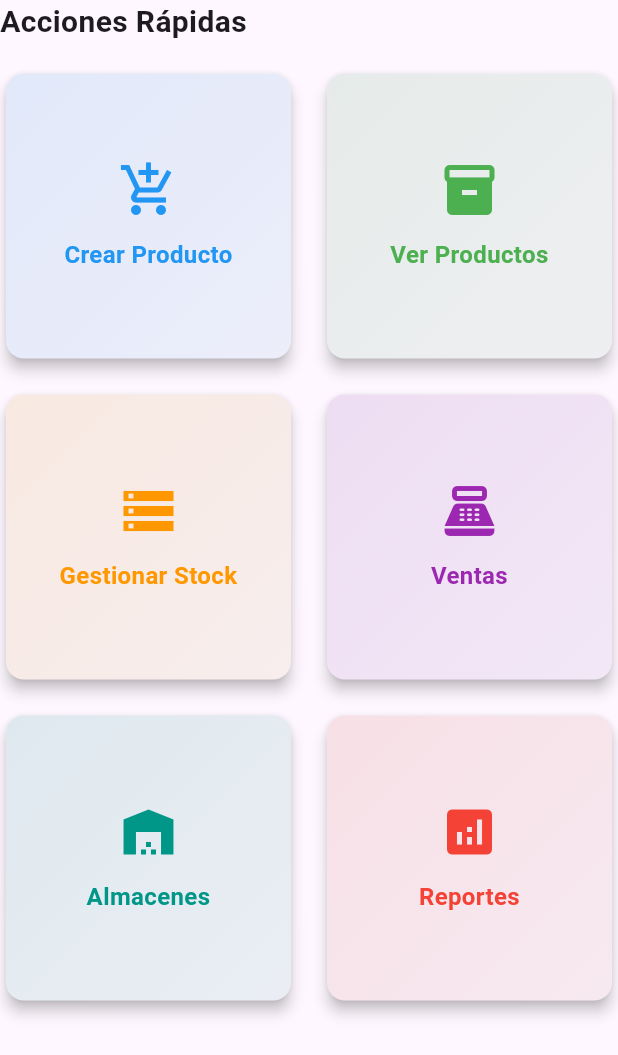
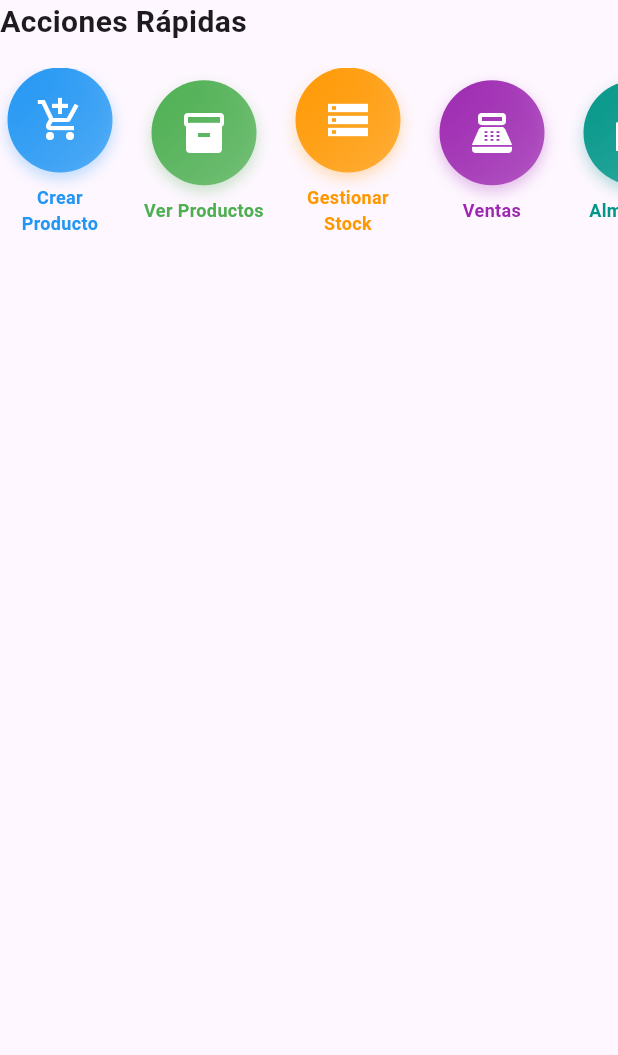
Before and after one commit to Sergio-Al/flutter-gestion-almacen-clean, a Flutter app: the QuickActionsWidget widget shown alone on an empty page, opened directly, on a phone screen of 412 x 824 dp. Shown: the top 1055 px of the screen. Run offline on Flutter 3.47's test engine with Material 3 defaults, Android fonts, the light colour scheme and no system bars; our stand-ins replace flutter_riverpod, shared_preferences, sqflite; accounts and stored records are empty.

Commit message:
Feat: new circular widgets for quick action in dashboard page

```diff
--- a/lib/presentation/pages/dashboard/dashboard_page.dart
+++ b/lib/presentation/pages/dashboard/dashboard_page.dart
@@ -74,29 +74,17 @@ class DashboardPage extends ConsumerWidget {
   Widget _buildDesktopLayout() {
     return Padding(
       padding: const EdgeInsets.all(24.0),
-      child: Row(
+      child: Column(
         children: [
-          // Left column - Stats and Chart
+          const StatsCardWidget(),
+          const SizedBox(height: 20),
+          const QuickActionsWidget(),
+          const SizedBox(height: 20),
           Expanded(
-            flex: 2,
-            child: Column(
-              children: [
-                const StatsCardWidget(),
-                const SizedBox(height: 20),
-                const Expanded(
-                  child: SalesChartWidget(),
-                ),
-              ],
-            ),
-          ),
-          const SizedBox(width: 20),
-          // Right column - Actions and Activities
-          Expanded(
-            flex: 3,
             child: Row(
               children: [
                 const Expanded(
-                  child: QuickActionsWidget(),
+                  child: SalesChartWidget(),
                 ),
                 const SizedBox(width: 20),
                 const Expanded(
@@ -117,26 +105,17 @@ class DashboardPage extends ConsumerWidget {
         children: [
           const StatsCardWidget(),
           const SizedBox(height: 20),
+          const QuickActionsWidget(),
+          const SizedBox(height: 20),
           Expanded(
             child: Row(
               children: [
                 const Expanded(
-                  flex: 2,
-                  child: QuickActionsWidget(),
+                  child: SalesChartWidget(),
                 ),
                 const SizedBox(width: 16),
-                Expanded(
-                  child: Column(
-                    children: [
-                      const Expanded(
-                        child: SalesChartWidget(),
-                      ),
-                      const SizedBox(height: 16),
-                      const Expanded(
-                        child: RecentActivitiesWidget(),
-                      ),
-                    ],
-                  ),
+                const Expanded(
+                  child: RecentActivitiesWidget(),
                 ),
               ],
             ),
@@ -153,10 +132,7 @@ class DashboardPage extends ConsumerWidget {
         children: [
           const StatsCardWidget(),
           const SizedBox(height: 20),
-          SizedBox(
-            height: 400,
-            child: const QuickActionsWidget(),
-          ),
+          const QuickActionsWidget(),
           const SizedBox(height: 20),
           SizedBox(
             height: 300,
--- a/lib/presentation/pages/dashboard/widgets/quick_actions_widget.dart
+++ b/lib/presentation/pages/dashboard/widgets/quick_actions_widget.dart
@@ -17,13 +17,11 @@ class QuickActionsWidget extends StatelessWidget {
           ),
         ),
         const SizedBox(height: 16),
-        Expanded(
-          child: GridView.count(
-            crossAxisCount: 2,
-            crossAxisSpacing: 16,
-            mainAxisSpacing: 16,
+        SingleChildScrollView(
+          scrollDirection: Axis.horizontal,
+          child: Row(
             children: [
-              _buildActionCard(
+              _buildCircularActionButton(
                 context,
                 'Crear Producto',
                 Icons.add_shopping_cart,
@@ -35,35 +33,40 @@ class QuickActionsWidget extends StatelessWidget {
                   ),
                 ),
               ),
-              _buildActionCard(
+              const SizedBox(width: 16),
+              _buildCircularActionButton(
                 context,
                 'Ver Productos',
                 Icons.inventory,
                 Colors.green,
                 () => _showComingSoon(context),
               ),
-              _buildActionCard(
+              const SizedBox(width: 16),
+              _buildCircularActionButton(
                 context,
                 'Gestionar Stock',
                 Icons.storage,
                 Colors.orange,
                 () => _showComingSoon(context),
               ),
-              _buildActionCard(
+              const SizedBox(width: 16),
+              _buildCircularActionButton(
                 context,
                 'Ventas',
                 Icons.point_of_sale,
                 Colors.purple,
                 () => _showComingSoon(context),
               ),
-              _buildActionCard(
+              const SizedBox(width: 16),
+              _buildCircularActionButton(
                 context,
                 'Almacenes',
                 Icons.warehouse,
                 Colors.teal,
                 () => _showComingSoon(context),
               ),
-              _buildActionCard(
+              const SizedBox(width: 16),
+              _buildCircularActionButton(
                 context,
                 'Reportes',
                 Icons.analytics,
@@ -77,54 +80,62 @@ class QuickActionsWidget extends StatelessWidget {
     );
   }
 
-  Widget _buildActionCard(
+  Widget _buildCircularActionButton(
     BuildContext context,
     String title,
     IconData icon,
     Color color,
     VoidCallback onTap,
   ) {
-    return Card(
-      elevation: 4,
-      shape: RoundedRectangleBorder(borderRadius: BorderRadius.circular(12)),
-      child: InkWell(
+    return Column(
+      mainAxisSize: MainAxisSize.min,
+      children: [
+        GestureDetector(
           onTap: onTap,
-        borderRadius: BorderRadius.circular(12),
           child: Container(
-          padding: const EdgeInsets.all(20),
+            width: 70,
+            height: 70,
             decoration: BoxDecoration(
-            borderRadius: BorderRadius.circular(12),
+              shape: BoxShape.circle,
               gradient: LinearGradient(
                 begin: Alignment.topLeft,
                 end: Alignment.bottomRight,
                 colors: [
-                color.withOpacity(0.1),
-                color.withOpacity(0.05),
+                  color,
+                  color.withOpacity(0.7),
                 ],
               ),
+              boxShadow: [
+                BoxShadow(
+                  color: color.withOpacity(0.3),
+                  blurRadius: 8,
+                  offset: const Offset(0, 4),
                 ),
-          child: Column(
-            mainAxisAlignment: MainAxisAlignment.center,
-            children: [
-              Icon(
+              ],
+            ),
+            child: Icon(
               icon,
-                size: 40,
-                color: color,
+              size: 32,
+              color: Colors.white,
             ),
-              const SizedBox(height: 12),
-              Text(
+          ),
+        ),
+        const SizedBox(height: 8),
+        SizedBox(
+          width: 80,
+          child: Text(
             title,
             textAlign: TextAlign.center,
             style: TextStyle(
-                  fontSize: 16,
-                  fontWeight: FontWeight.bold,
+              fontSize: 12,
+              fontWeight: FontWeight.w600,
               color: color,
+            ),
+            maxLines: 2,
+            overflow: TextOverflow.ellipsis,
           ),
         ),
       ],
-          ),
-        ),
-      ),
     );
   }
 
```
Lines whose indentation alone changed are shown as unchanged.
